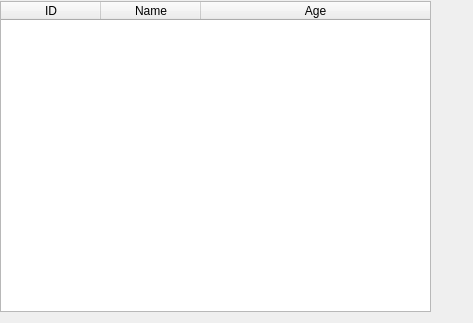
Qt form src/kl_ui/stuwin.ui (cking1019/qt-demo) before a commit.
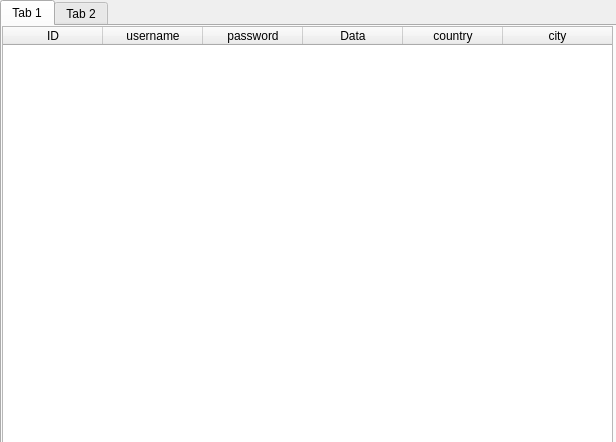
The same form after that commit.

What changed in the file:
```diff
--- a/src/kl_ui/stuwin.ui
+++ b/src/kl_ui/stuwin.ui
@@ -6,20 +6,42 @@
    <rect>
     <x>0</x>
     <y>0</y>
-    <width>473</width>
-    <height>323</height>
+    <width>616</width>
+    <height>442</height>
    </rect>
   </property>
   <property name="windowTitle">
    <string>Form</string>
   </property>
+  <widget class="QTabWidget" name="tabWidget">
+   <property name="geometry">
+    <rect>
+     <x>0</x>
+     <y>0</y>
+     <width>621</width>
+     <height>451</height>
+    </rect>
+   </property>
+   <property name="sizePolicy">
+    <sizepolicy hsizetype="Expanding" vsizetype="Expanding">
+     <horstretch>0</horstretch>
+     <verstretch>0</verstretch>
+    </sizepolicy>
+   </property>
+   <property name="currentIndex">
+    <number>0</number>
+   </property>
+   <widget class="QWidget" name="tab1">
+    <attribute name="title">
+     <string>Tab 1</string>
+    </attribute>
   <widget class="QTableWidget" name="tableWidget">
    <property name="geometry">
     <rect>
      <x>0</x>
-     <y>1</y>
-     <width>431</width>
-     <height>311</height>
+       <y>0</y>
+       <width>611</width>
+       <height>421</height>
     </rect>
    </property>
    <property name="lineWidth">
@@ -31,8 +53,14 @@
    <property name="sizeAdjustPolicy">
     <enum>QAbstractScrollArea::AdjustToContents</enum>
    </property>
+     <property name="alternatingRowColors">
+      <bool>true</bool>
+     </property>
    <property name="horizontalScrollMode">
-    <enum>QAbstractItemView::ScrollPerItem</enum>
+      <enum>QAbstractItemView::ScrollPerPixel</enum>
+     </property>
+     <property name="columnCount">
+      <number>6</number>
    </property>
    <attribute name="horizontalHeaderVisible">
     <bool>true</bool>
@@ -62,14 +90,36 @@
    </column>
    <column>
     <property name="text">
-     <string>Name</string>
+       <string>username</string>
     </property>
    </column>
    <column>
     <property name="text">
-     <string>Age</string>
-    </property>
-   </column>
+       <string>password</string>
+      </property>
+     </column>
+     <column>
+      <property name="text">
+       <string>Data</string>
+      </property>
+     </column>
+     <column>
+      <property name="text">
+       <string>country</string>
+      </property>
+     </column>
+     <column>
+      <property name="text">
+       <string>city</string>
+      </property>
+     </column>
+    </widget>
+   </widget>
+   <widget class="QWidget" name="tab2">
+    <attribute name="title">
+     <string>Tab 2</string>
+    </attribute>
+   </widget>
   </widget>
  </widget>
  <resources/>
```
Lines whose indentation alone changed are shown as unchanged.
